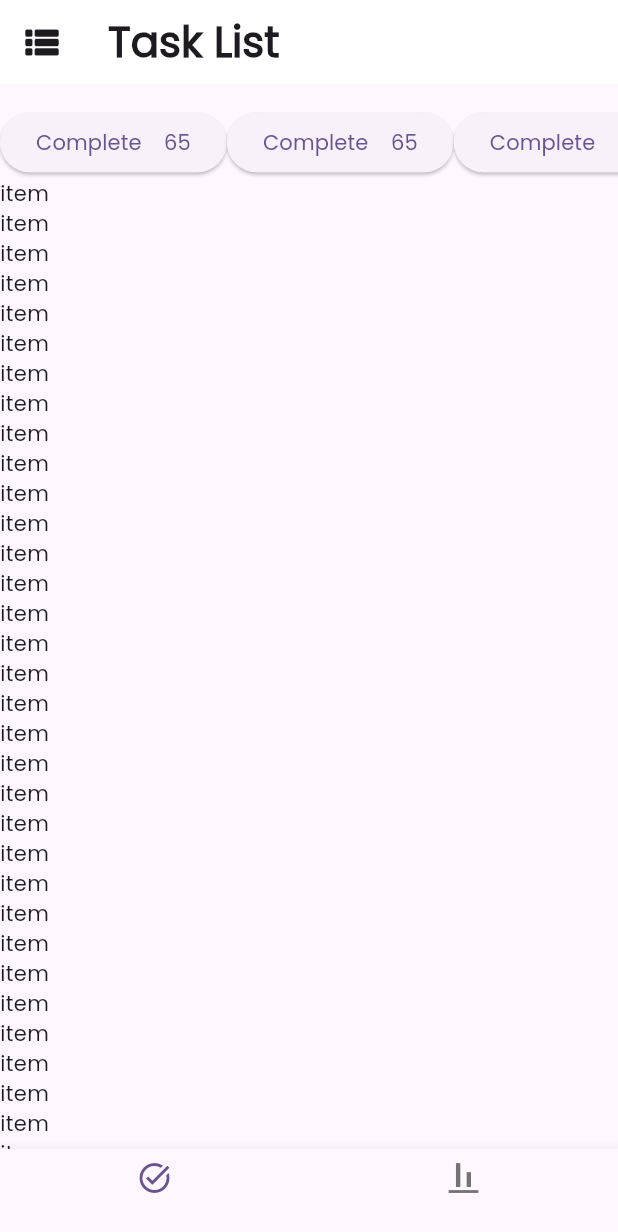
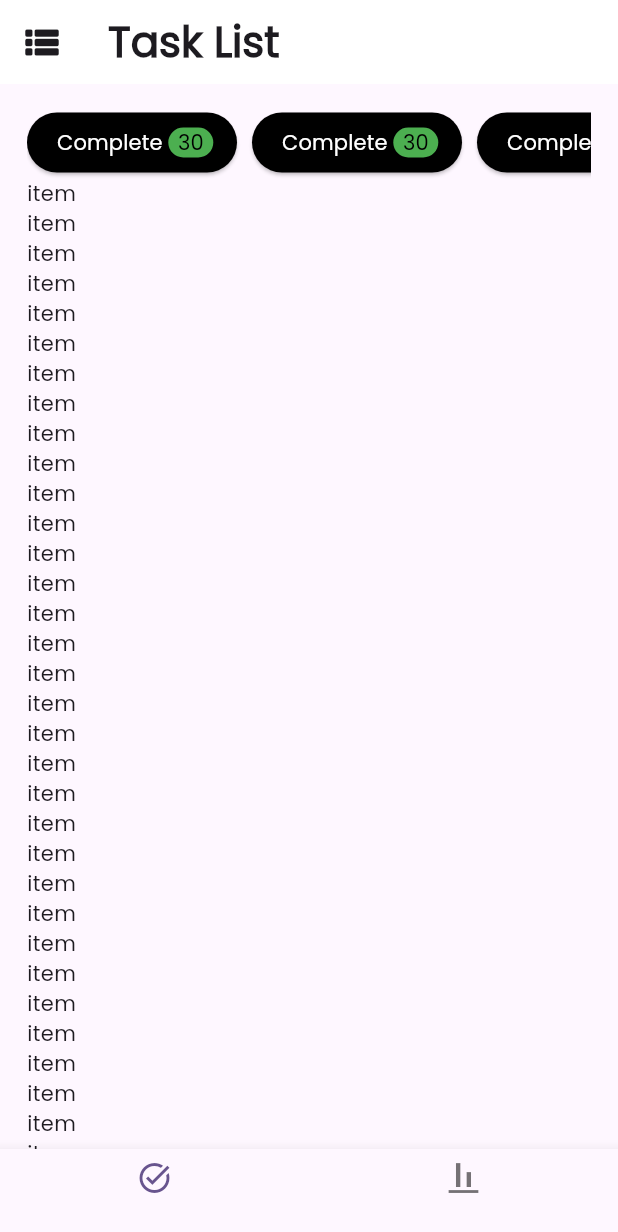
Before and after one commit to GuiTDS/task-manager-app, a Flutter app: the screen it shows after launch, after a tap on "Complete", on a phone screen of 412 x 824 dp. Shown: the top 1232 px of the screen. Run offline on Flutter 3.47's test engine with Material 3 defaults, Android fonts, the phone set to English and light mode, and no system bars.

Commit message:
feat: add task filter button component

```diff
--- /dev/null
+++ b/lib/components/task_filter_button.dart
@@ -0,0 +1,46 @@
+import 'package:flutter/material.dart';
+
+class TaskFilterButton extends StatelessWidget {
+  const TaskFilterButton({super.key});
+
+  @override
+  Widget build(BuildContext context) {
+    return SizedBox(
+      width: 140,
+      child: ElevatedButton(
+          onPressed: () => print('clicou'),
+          style: ElevatedButton.styleFrom(
+              backgroundColor: Colors.black,
+              padding: const EdgeInsets.only(left: 20, right: 0)),
+          child: Row(
+            children: [
+              const Text(
+                'Complete ',
+                style: TextStyle(
+                  color: Colors.white,
+                ),
+              ),
+              Container(
+                decoration: const BoxDecoration(
+                  color: Colors.green,
+                  borderRadius: BorderRadius.horizontal(
+                      left: Radius.circular(12), right: Radius.circular(12)),
+                ),
+                width: 30,
+                child: const Row(
+                  mainAxisAlignment: MainAxisAlignment.center,
+                  children: [
+                    Text(
+                      '30',
+                      style: TextStyle(
+                        color: Colors.black,
+                      ),
+                    ),
+                  ],
+                ),
+              )
+            ],
+          )),
+    );
+  }
+}
--- a/lib/pages/home_page.dart
+++ b/lib/pages/home_page.dart
@@ -3,10 +3,10 @@ import 'package:task_management_app/pages/profile_page.dart';
 import 'package:task_management_app/pages/task_page.dart';
 
 class HomePage extends StatefulWidget {
-  const HomePage({super.key});
+  const HomePage({Key? key}) : super(key: key);
 
   @override
-  State<HomePage> createState() => _HomePageState();
+  _HomePageState createState() => _HomePageState();
 }
 
 class _HomePageState extends State<HomePage> {
@@ -15,7 +15,6 @@ class _HomePageState extends State<HomePage> {
 
   @override
   void initState() {
-    // TODO: implement initState
     super.initState();
     pageController = PageController(initialPage: actualPage);
   }
@@ -31,11 +30,16 @@ class _HomePageState extends State<HomePage> {
     return Scaffold(
       body: PageView(
         controller: pageController,
+        physics: const NeverScrollableScrollPhysics(),
         children: const [
           TaskPage(),
           ProfilePage(),
         ],
-        onPageChanged: (page) => setActualPage(page),
+        onPageChanged: (page) {
+          if (page != actualPage) {
+            setActualPage(page);
+          }
+        },
       ),
       bottomNavigationBar: BottomNavigationBar(
         currentIndex: actualPage,
@@ -49,11 +53,15 @@ class _HomePageState extends State<HomePage> {
             label: '',
           ),
         ],
-        onTap: (value) => pageController.animateToPage(
-          value,
-          duration: const Duration(milliseconds: 400),
-          curve: Curves.ease,
-        ),
+        onTap: (value) {
+          if (value != actualPage) {
+            pageController.animateToPage(
+              value,
+              duration: const Duration(milliseconds: 400),
+              curve: Curves.ease,
+            );
+          }
+        },
       ),
     );
   }
--- a/lib/pages/task_page.dart
+++ b/lib/pages/task_page.dart
@@ -1,4 +1,5 @@
 import 'package:flutter/material.dart';
+import 'package:task_management_app/components/task_filter_button.dart';
 
 class TaskPage extends StatefulWidget {
   const TaskPage({super.key});
@@ -24,57 +25,22 @@ class _TaskPageState extends State<TaskPage> {
           ),
         ),
       ),
-      body: Column(
+      body: Padding(
+        padding: const EdgeInsets.symmetric(horizontal: 18),
+        child: Column(
           children: [
             const SizedBox(
               height: 15,
             ),
-          SingleChildScrollView(
+            const SingleChildScrollView(
               scrollDirection: Axis.horizontal,
               child: Row(
                 children: [
-                ElevatedButton(
-                  onPressed: () => print('clicou'),
-                  child: const Row(
-                    children: [
-                      Text('Complete'),
-                      SizedBox(
-                        width: 15,
-                      ),
-                      Text(
-                        '65',
-                      ),
-                    ],
-                  ),
-                ),
-                ElevatedButton(
-                  onPressed: () => print('clicou'),
-                  child: const Row(
-                    children: [
-                      Text('Complete'),
-                      SizedBox(
-                        width: 15,
-                      ),
-                      Text(
-                        '65',
-                      ),
-                    ],
-                  ),
-                ),
-                ElevatedButton(
-                  onPressed: () => print('clicou'),
-                  child: const Row(
-                    children: [
-                      Text('Complete'),
-                      SizedBox(
-                        width: 15,
-                      ),
-                      Text(
-                        '65',
-                      ),
-                    ],
-                  ),
-                ),
+                  TaskFilterButton(),
+                  SizedBox(width: 10,),
+                  TaskFilterButton(),
+                  SizedBox(width: 10,),
+                  TaskFilterButton(),
                 ],
               ),
             ),
@@ -86,6 +52,7 @@ class _TaskPageState extends State<TaskPage> {
             ),
           ],
         ),
+      ),
     );
   }
 }
```
Lines whose indentation alone changed are shown as unchanged.
